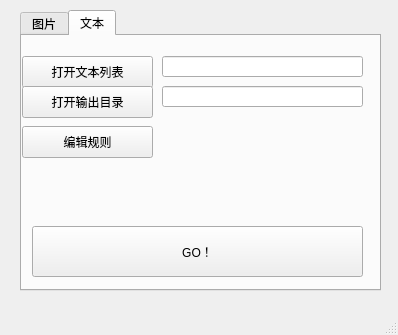
First picture: the form in mainwindow.ui, repository wolfwind521/ImageClipper, before the edit.
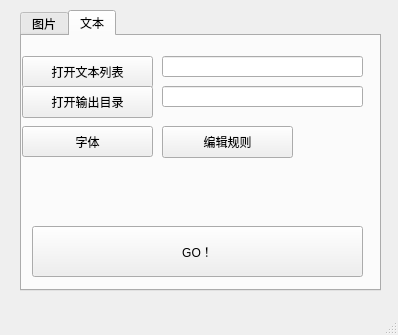
Second picture: the form after the edit. Icons and pictures are not drawn.

Patch:
```diff
--- a/mainwindow.ui
+++ b/mainwindow.ui
@@ -291,7 +291,7 @@
      <widget class="QPushButton" name="editRuleButton">
       <property name="geometry">
        <rect>
-        <x>0</x>
+        <x>140</x>
         <y>90</y>
         <width>131</width>
         <height>32</height>
@@ -301,6 +301,19 @@
        <string>编辑规则</string>
       </property>
      </widget>
+     <widget class="QPushButton" name="selectFontButton">
+      <property name="geometry">
+       <rect>
+        <x>0</x>
+        <y>90</y>
+        <width>131</width>
+        <height>31</height>
+       </rect>
+      </property>
+      <property name="text">
+       <string>字体</string>
+      </property>
+     </widget>
     </widget>
    </widget>
   </widget>
```
